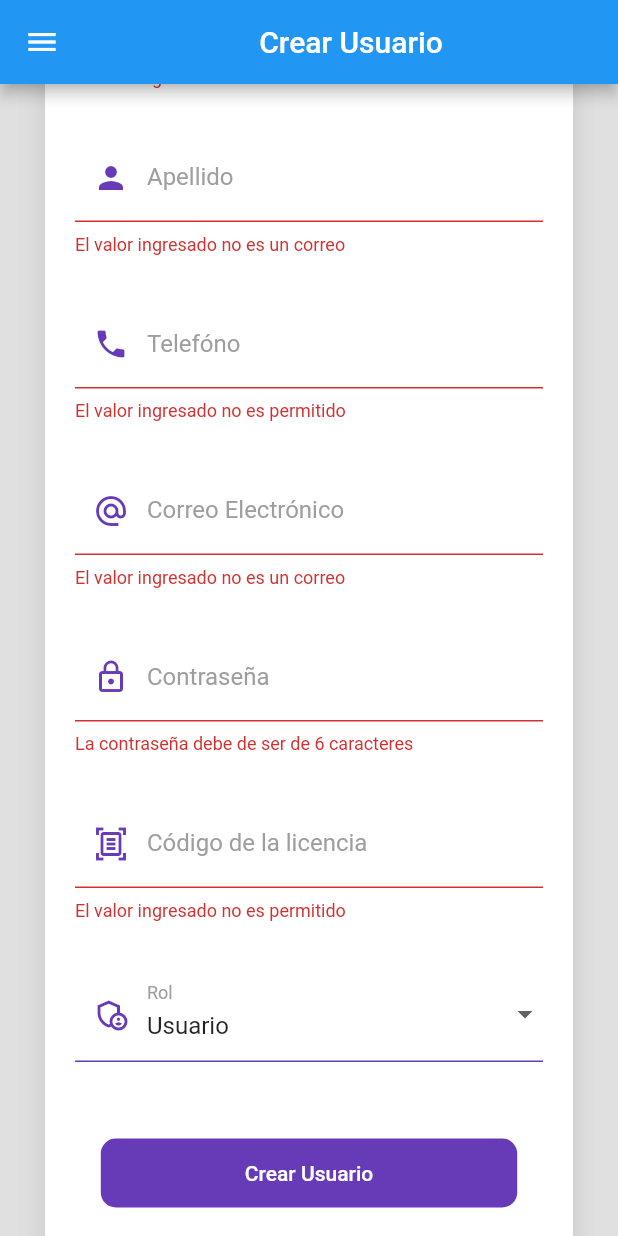
After one commit to juniorotero06/datax_movil, a Flutter app: the AddUserScreen screen opened by its route, scrolled down 228 dp, after a tap on "Crear Usuario", on a phone screen of 412 x 824 dp. The commit adds this screen. Run offline on Flutter 3.47's test engine with Material 2 defaults, Android fonts, the phone set to English and light mode, and no system bars; our stand-ins replace flutter_secure_storage, shared_preferences; accounts and stored records are empty.

Commit message:
roles y permisos

```diff
--- a/lib/main.dart
+++ b/lib/main.dart
@@ -34,7 +34,8 @@ class MyApp extends StatelessWidget {
           RegisterScreen.rounterName: (_) => RegisterScreen(),
           HomeScreen.routerName: (_) => const HomeScreen(),
           SettingsScreen.routerName: (_) => const SettingsScreen(),
-          CheckAuthScreen.rounterName: (_) => const CheckAuthScreen()
+          CheckAuthScreen.rounterName: (_) => const CheckAuthScreen(),
+          AddUserScreen.rounterName: (_) => AddUserScreen()
         },
         theme: Provider.of<ThemeProvider>(context).currentTheme);
   }
--- /dev/null
+++ b/lib/provider/add_user_form_provider.dart
@@ -0,0 +1,24 @@
+import 'package:flutter/material.dart';
+
+class AddUserFormProvider extends ChangeNotifier {
+  GlobalKey<FormState> formKey = GlobalKey<FormState>();
+
+  String name = "";
+  String lastname = "";
+  String email = "";
+  String password = "";
+  String phone = "";
+  String licenseId = "";
+  String rol = "Usuario";
+
+  bool _isLoading = false;
+  bool get isLoading => _isLoading;
+  set isLoading(bool value) {
+    _isLoading = value;
+    notifyListeners();
+  }
+
+  bool isValidForm() {
+    return formKey.currentState?.validate() ?? false;
+  }
+}
--- /dev/null
+++ b/lib/screens/add_user_screen.dart
@@ -0,0 +1,254 @@
+import 'dart:io';
+import 'package:flutter/material.dart';
+import 'package:provider/provider.dart';
+
+import 'package:datax_movil/services/services.dart';
+import 'package:datax_movil/provider/add_user_form_provider.dart';
+import 'package:datax_movil/themes/app_theme.dart';
+import 'package:datax_movil/ui/input_decoration.dart';
+import 'package:datax_movil/widgets/widgets.dart';
+import '../widgets/alerts.dart';
+
+class AddUserScreen extends StatelessWidget {
+  static const String rounterName = "add_user";
+  @override
+  Widget build(BuildContext context) {
+    return Scaffold(
+        appBar: AppBar(
+          title: const Center(child: Text("Crear Usuario")),
+        ),
+        drawer: CustomDrawer(),
+        body: SingleChildScrollView(
+          child: Column(
+            children: [
+              const SizedBox(height: 50),
+              CardContainer(
+                  child: Column(
+                children: [
+                  const SizedBox(
+                    height: 10,
+                  ),
+                  Text(
+                    "Crear Usuario",
+                    style: Theme.of(context).textTheme.headline4,
+                  ),
+                  const SizedBox(height: 30),
+
+                  //GESTOR DE ESTADOS PARA UN SOLO PROVIDERL
+                  ChangeNotifierProvider(
+                    create: (_) => AddUserFormProvider(),
+                    child: _AddUserForm(),
+                  )
+                ],
+              )),
+              const SizedBox(height: 50),
+              const SizedBox(height: 50),
+            ],
+          ),
+        ));
+  }
+}
+
+class _AddUserForm extends StatefulWidget {
+  @override
+  State<_AddUserForm> createState() => _AddUserFormState();
+}
+
+class _AddUserFormState extends State<_AddUserForm> {
+  @override
+  Widget build(BuildContext context) {
+    final addUserForm = Provider.of<AddUserFormProvider>(context);
+    final authServices = Provider.of<AuthServices>(context);
+    return Container(
+      child: Form(
+          key: addUserForm.formKey,
+          autovalidateMode: AutovalidateMode.onUserInteraction,
+          child: Column(
+            children: [
+              TextFormField(
+                autocorrect: false,
+                keyboardType: TextInputType.name,
+                decoration: InputDecorations.authInputDecoration(
+                    hint: "", label: "Nombre", icon: Icons.person),
+                onChanged: (value) => addUserForm.name = value,
+                validator: (value) {
+                  String pattern =
+                      r"^[\w'\-,.][^0-9_!¡?÷?¿/\\+=@#$%ˆ&*(){}|~<>;:[\]]{2,}$";
+                  RegExp regExp = RegExp(pattern);
+
+                  return regExp.hasMatch(value ?? "")
+                      ? null
+                      : "El valor ingresado no es un correo";
+                },
+              ),
+              const SizedBox(height: 30),
+              TextFormField(
+                autocorrect: false,
+                keyboardType: TextInputType.name,
+                decoration: InputDecorations.authInputDecoration(
+                    hint: "", label: "Apellido", icon: Icons.person),
+                onChanged: (value) => addUserForm.lastname = value,
+                validator: (value) {
+                  String pattern =
+                      r"^[\w'\-,.][^0-9_!¡?÷?¿/\\+=@#$%ˆ&*(){}|~<>;:[\]]{2,}$";
+                  RegExp regExp = RegExp(pattern);
+
+                  return regExp.hasMatch(value ?? "")
+                      ? null
+                      : "El valor ingresado no es un correo";
+                },
+              ),
+              const SizedBox(height: 30),
+              TextFormField(
+                autocorrect: false,
+                keyboardType: TextInputType.phone,
+                decoration: InputDecorations.authInputDecoration(
+                    hint: "", label: "Telefóno", icon: Icons.phone),
+                onChanged: (value) => addUserForm.phone = value,
+                validator: (value) {
+                  return (value != null && value.length == 10)
+                      ? null
+                      : "El valor ingresado no es permitido";
+                },
+              ),
+              const SizedBox(height: 30),
+              TextFormField(
+                autocorrect: false,
+                keyboardType: TextInputType.emailAddress,
+                decoration: InputDecorations.authInputDecoration(
+                    hint: "example@email.com",
+                    label: "Correo Electrónico",
+                    icon: Icons.alternate_email_sharp),
+                onChanged: (value) => addUserForm.email = value,
+                validator: (value) {
+                  String pattern =
+                      r'^(([^<>()[\]\\.,;:\s@\"]+(\.[^<>()[\]\\.,;:\s@\"]+)*)|(\".+\"))@((\[[0-9]{1,3}\.[0-9]{1,3}\.[0-9]{1,3}\.[0-9]{1,3}\])|(([a-zA-Z\-0-9]+\.)+[a-zA-Z]{2,}))$';
+                  RegExp regExp = RegExp(pattern);
+
+                  return regExp.hasMatch(value ?? "")
+                      ? null
+                      : "El valor ingresado no es un correo";
+                },
+              ),
+              const SizedBox(height: 30),
+              TextFormField(
+                  autocorrect: false,
+                  obscureText: true,
+                  keyboardType: TextInputType.emailAddress,
+                  decoration: InputDecorations.authInputDecoration(
+                      hint: "*****",
+                      label: "Contraseña",
+                      icon: Icons.lock_outline),
+                  onChanged: (value) => addUserForm.password = value,
+                  validator: (value) {
+                    return (value != null && value.length >= 6)
+                        ? null
+                        : "La contraseña debe de ser de 6 caracteres";
+                  }),
+              const SizedBox(height: 30),
+              FutureBuilder(
+                  future: authServices.readToken("codLicense"),
+                  builder:
+                      (BuildContext context, AsyncSnapshot<String> snapshot) {
+                    if (!snapshot.hasData) {
+                      return const Text("Sin datos...");
+                    }
+                    return TextFormField(
+                      initialValue: snapshot.data,
+                      keyboardType: TextInputType.number,
+                      decoration: InputDecorations.authInputDecoration(
+                          hint: "",
+                          label: "Código de la licencia",
+                          icon: Icons.document_scanner_outlined),
+                      onChanged: (value) => addUserForm.licenseId = value,
+                      validator: (value) {
+                        return (value != null && value.length == 10)
+                            ? null
+                            : "El valor ingresado no es permitido";
+                      },
+                    );
+                  }),
+              const SizedBox(height: 30),
+              DropdownButtonFormField<String>(
+                value: "Usuario",
+                items: const [
+                  DropdownMenuItem(value: "Usuario", child: Text("Usuario")),
+                  DropdownMenuItem(value: "Contador", child: Text("Contador")),
+                ],
+                onChanged: (value) {
+                  addUserForm.rol = value ?? "Usuario";
+                },
+                decoration: InputDecorations.authInputDecoration(
+                    hint: "",
+                    label: "Rol",
+                    icon: Icons.admin_panel_settings_outlined),
+              ),
+              const SizedBox(height: 50),
+              FutureBuilder(
+                future: authServices.readToken("auth-token"),
+                builder:
+                    (BuildContext context, AsyncSnapshot<String> snapshot) {
+                  if (!snapshot.hasData) {
+                    return const Text("Sin datos...");
+                  }
+                  return MaterialButton(
+                      shape: RoundedRectangleBorder(
+                          borderRadius: BorderRadius.circular(10)),
+                      disabledColor: Colors.grey,
+                      elevation: 0,
+                      color: AppTheme.primary,
+                      child: Container(
+                        padding: const EdgeInsets.symmetric(
+                            horizontal: 80, vertical: 15),
+                        child: Text(
+                          addUserForm.isLoading ? "Espere..." : "Crear Usuario",
+                          style: const TextStyle(color: Colors.white),
+                        ),
+                      ),
+                      onPressed: addUserForm.isLoading
+                          ? null
+                          : () async {
+                              FocusScope.of(context).unfocus();
+                              final authServices = Provider.of<AuthServices>(
+                                  context,
+                                  listen: false);
+
+                              if (!addUserForm.isValidForm()) return;
+
+                              //addUserForm.isLoading = true;
+
+                              final String? resp =
+                                  await authServices.adminRegisterToUser(
+                                      addUserForm.name,
+                                      addUserForm.lastname,
+                                      addUserForm.phone,
+                                      addUserForm.email,
+                                      addUserForm.password,
+                                      addUserForm.licenseId,
+                                      addUserForm.rol,
+                                      snapshot.data!);
+
+                              if (resp == null) {
+                                //addUserForm.isLoading = false;
+                                return Platform.isAndroid
+                                    ? displayDialogAndroid(context, "¡Enviado!",
+                                        "Se ha enviado la información satisfactoriamente")
+                                    : displayDialogIOS(context, "¡Enviado!",
+                                        "Se ha enviado la información satisfactoriamente");
+                              } else {
+                                //addUserForm.isLoading = false;
+                                return Platform.isAndroid
+                                    ? displayDialogAndroid(context, "Error",
+                                        "Ha ocurrido un error en el envio de la información")
+                                    : displayDialogIOS(context, "Error",
+                                        "Ha ocurrido un error en el envio de la información");
+                              }
+                            });
+                },
+              ),
+              const SizedBox(height: 30),
+            ],
+          )),
+    );
+  }
+}
--- a/lib/screens/check_auth_screen.dart
+++ b/lib/screens/check_auth_screen.dart
@@ -16,7 +16,7 @@ class CheckAuthScreen extends StatelessWidget {
     return Scaffold(
       body: Center(
         child: FutureBuilder(
-            future: authService.readToken(),
+            future: authService.readToken("auth-token"),
             builder: (BuildContext context, AsyncSnapshot<String> snapshot) {
               if (!snapshot.hasData) {
                 return const Text("Validando...");
--- a/lib/screens/home_screen.dart
+++ b/lib/screens/home_screen.dart
@@ -1,4 +1,5 @@
 import 'package:flutter/material.dart';
+import 'package:flutter_secure_storage/flutter_secure_storage.dart';
 import 'package:provider/provider.dart';
 
 import 'package:datax_movil/screens/screens.dart';
@@ -10,6 +11,8 @@ class HomeScreen extends StatelessWidget {
   static const String routerName = "home";
 
   const HomeScreen({Key? key}) : super(key: key);
+
+  final storage = const FlutterSecureStorage();
 
   @override
   Widget build(BuildContext context) {
@@ -37,6 +40,8 @@ class HomeScreen extends StatelessWidget {
             const Divider(),
             Text("Nombre de usuario: ${Preferences.name}"),
             const Divider(),
+            Text("Apellido de usuario: ${storage.read(key: "fullName")}"),
+            const Divider(),
           ],
         ));
   }
--- a/lib/screens/screens.dart
+++ b/lib/screens/screens.dart
@@ -3,3 +3,4 @@ export 'package:datax_movil/screens/login_screen.dart';
 export 'package:datax_movil/screens/settings_screen.dart';
 export 'package:datax_movil/screens/register_screen.dart';
 export 'package:datax_movil/screens/check_auth_screen.dart';
+export 'package:datax_movil/screens/add_user_screen.dart';
```
Also changed, not shown: lib/screens/settings_screen.dart (+37 -12 lines), lib/services/auth_services.dart (+51 -3 lines), lib/shared_preferences/preferences.dart (+10 -0 lines), lib/widgets/custom_drawer.dart (+19 -0 lines).
